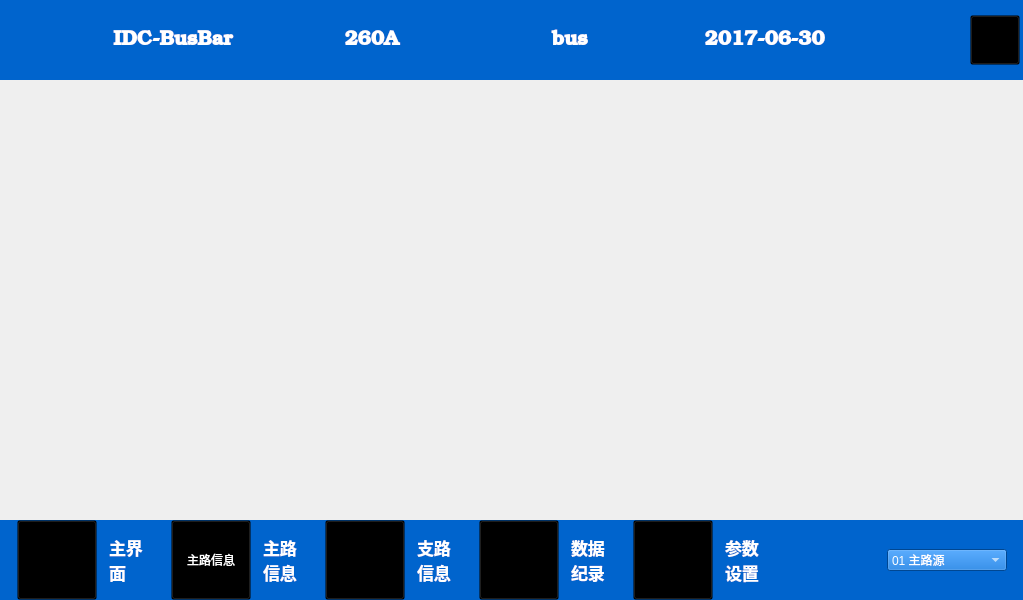
Before: the Qt Designer form BusBar-Qt/mainwindow.ui in luozhiyong131/BusBar, drawn with Qt 5.
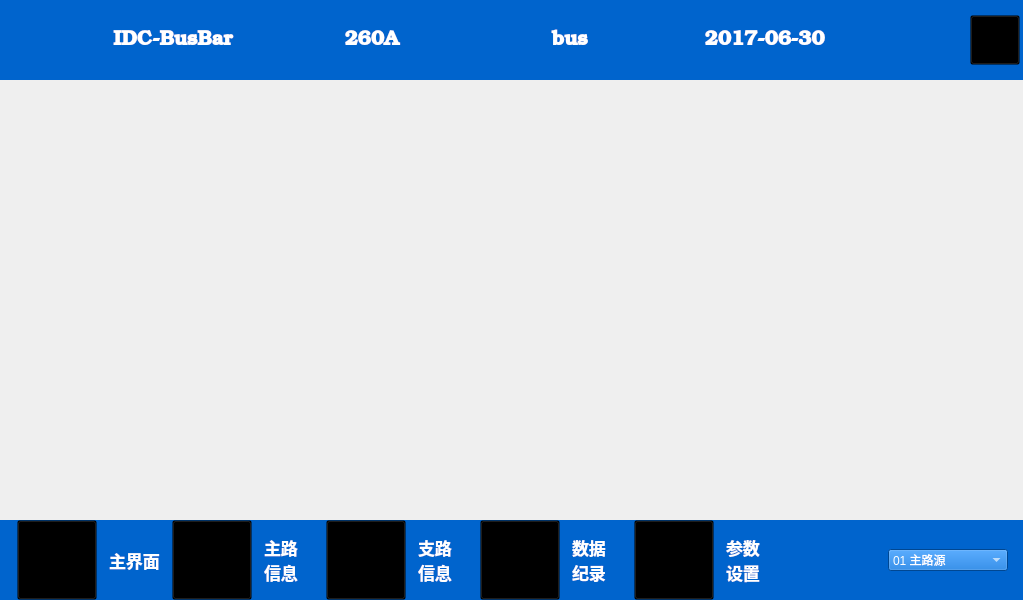
After: the same form once the commit is applied. Icons and pictures are not drawn.

Patch:
```diff
--- a/BusBar-Qt/mainwindow.ui
+++ b/BusBar-Qt/mainwindow.ui
@@ -273,7 +273,7 @@
       <widget class="QLabel" name="label_3">
        <property name="maximumSize">
         <size>
-         <width>50</width>
+         <width>51</width>
          <height>16777215</height>
         </size>
        </property>
@@ -313,7 +313,7 @@
         <string notr="true">background-color: transparent;</string>
        </property>
        <property name="text">
-        <string>主路信息</string>
+        <string/>
        </property>
        <property name="iconSize">
         <size>
```
